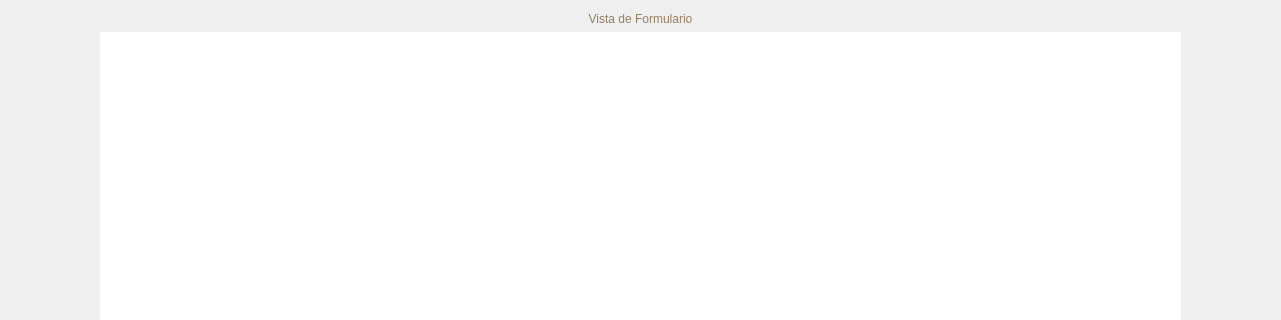
andreadh01/Notarius, file ui/editar-registro.ui: the form before one commit; both pictures show x 0 to 1281 and y 0 to 320 of the 1281 by 584 pixel window.
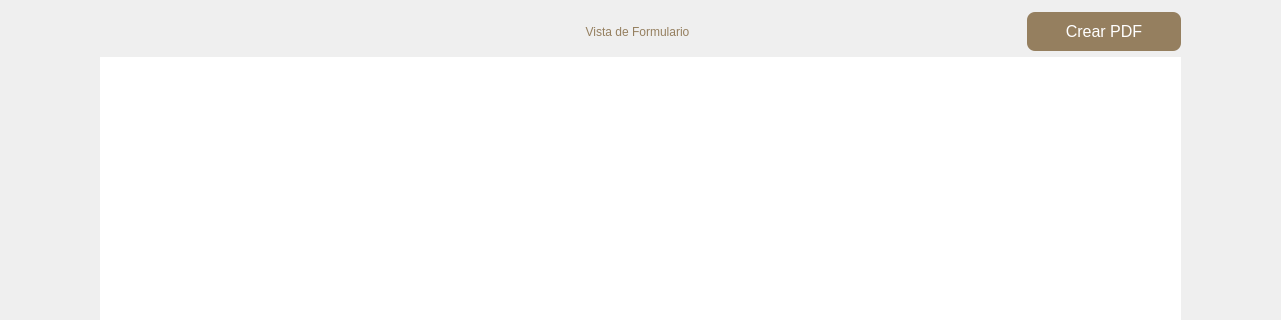
The form after the commit.

```diff
--- a/ui/editar-registro.ui
+++ b/ui/editar-registro.ui
@@ -27,19 +27,96 @@
     <number>12</number>
    </property>
    <item>
-    <widget class="QLabel" name="titulo">
-     <property name="styleSheet">
-      <string notr="true">font: 24pt &quot;Arial Rounded MT Bold&quot;;
+    <layout class="QHBoxLayout" name="horizontalLayout_2" stretch="6,2,2,2,2">
+     <property name="sizeConstraint">
+      <enum>QLayout::SetDefaultConstraint</enum>
+     </property>
+     <property name="topMargin">
+      <number>0</number>
+     </property>
+     <item>
+      <spacer name="horizontalSpacer_3">
+       <property name="orientation">
+        <enum>Qt::Horizontal</enum>
+       </property>
+       <property name="sizeHint" stdset="0">
+        <size>
+         <width>40</width>
+         <height>20</height>
+        </size>
+       </property>
+      </spacer>
+     </item>
+     <item>
+      <widget class="QLabel" name="titulo">
+       <property name="styleSheet">
+        <string notr="true">font: 24pt &quot;Arial Rounded MT Bold&quot;;
 color: #957F5F;
 </string>
-     </property>
-     <property name="text">
-      <string>Vista de Formulario</string>
-     </property>
-     <property name="alignment">
-      <set>Qt::AlignCenter</set>
-     </property>
-    </widget>
+       </property>
+       <property name="text">
+        <string>Vista de Formulario</string>
+       </property>
+       <property name="alignment">
+        <set>Qt::AlignCenter</set>
+       </property>
+      </widget>
+     </item>
+     <item>
+      <spacer name="horizontalSpacer_2">
+       <property name="orientation">
+        <enum>Qt::Horizontal</enum>
+       </property>
+       <property name="sizeHint" stdset="0">
+        <size>
+         <width>40</width>
+         <height>20</height>
+        </size>
+       </property>
+      </spacer>
+     </item>
+     <item>
+      <spacer name="horizontalSpacer_4">
+       <property name="orientation">
+        <enum>Qt::Horizontal</enum>
+       </property>
+       <property name="sizeHint" stdset="0">
+        <size>
+         <width>40</width>
+         <height>20</height>
+        </size>
+       </property>
+      </spacer>
+     </item>
+     <item>
+      <widget class="QPushButton" name="pushButton_pdf">
+       <property name="styleSheet">
+        <string notr="true">QPushButton {
+border-radius: 8px;
+background-color: #957F5F;
+color: white;
+font-size: 16px;
+padding: 10px 30px;
+}
+
+QPushButton:hover {
+	background-color: rgb(116, 91, 47);
+	color: rgb(255, 255, 255);
+}
+
+QPushButton:pressed {
+    border-style: inset;
+    background-color: rgb(103, 80, 41);
+	color: rgb(255, 255, 255);
+	border: 3px solid  rgb(103, 80, 41);
+}</string>
+       </property>
+       <property name="text">
+        <string>Crear PDF</string>
+       </property>
+      </widget>
+     </item>
+    </layout>
    </item>
    <item>
     <widget class="QScrollArea" name="scrollArea">
@@ -121,7 +198,7 @@
         <x>0</x>
         <y>0</y>
         <width>1081</width>
-        <height>24</height>
+        <height>18</height>
        </rect>
       </property>
       <property name="sizePolicy">
```
Left out of the diff: 56 changed lines with no effect on the pictures.
